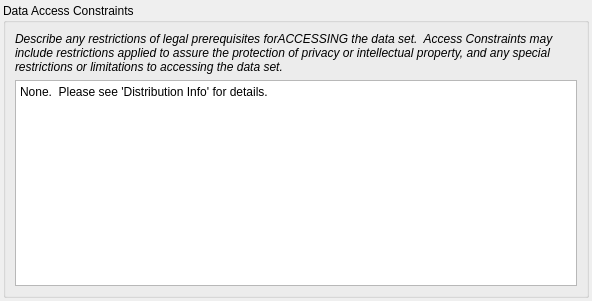
Old version of the form pymdwizard/gui/ui_files/AccessConstraints.ui in the repository DOI-USGS/fort-pymdwizard.
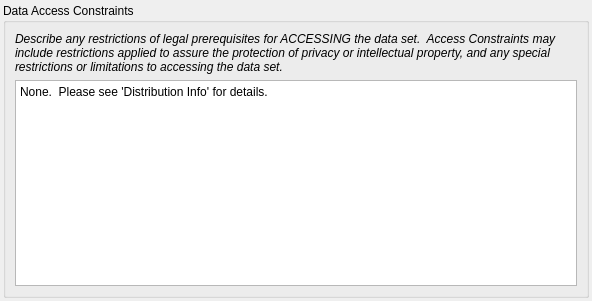
New version of the form.

Commit message: changed the ui style sheet for italic, access constraints

```diff
--- a/pymdwizard/gui/ui_files/AccessConstraints.ui
+++ b/pymdwizard/gui/ui_files/AccessConstraints.ui
@@ -45,8 +45,11 @@
           <italic>true</italic>
          </font>
         </property>
+        <property name="styleSheet">
+         <string notr="true">font: italic;</string>
+        </property>
         <property name="text">
-         <string>Describe any restrictions of legal prerequisites forACCESSING the data set.  Access Constraints may include restrictions applied to assure the protection of privacy or intellectual property, and any special restrictions or limitations to accessing the data set.</string>
+         <string>Describe any restrictions of legal prerequisites for ACCESSING the data set.  Access Constraints may include restrictions applied to assure the protection of privacy or intellectual property, and any special restrictions or limitations to accessing the data set.</string>
         </property>
         <property name="wordWrap">
          <bool>true</bool>
```
The commit also changes 1 other file.
